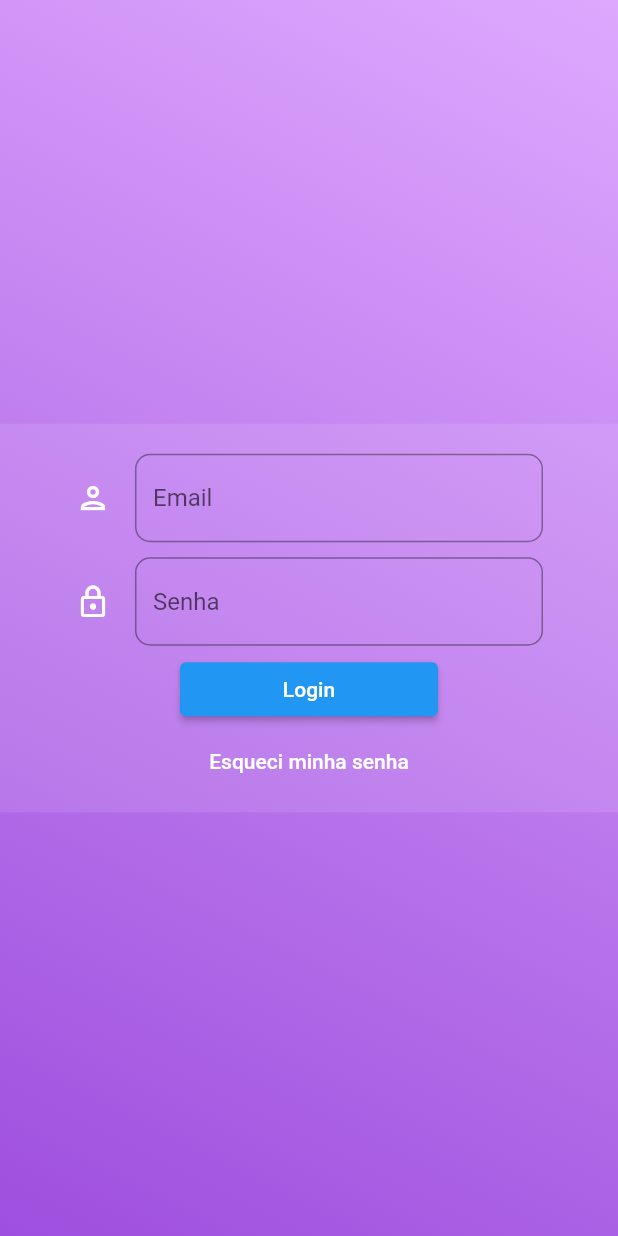
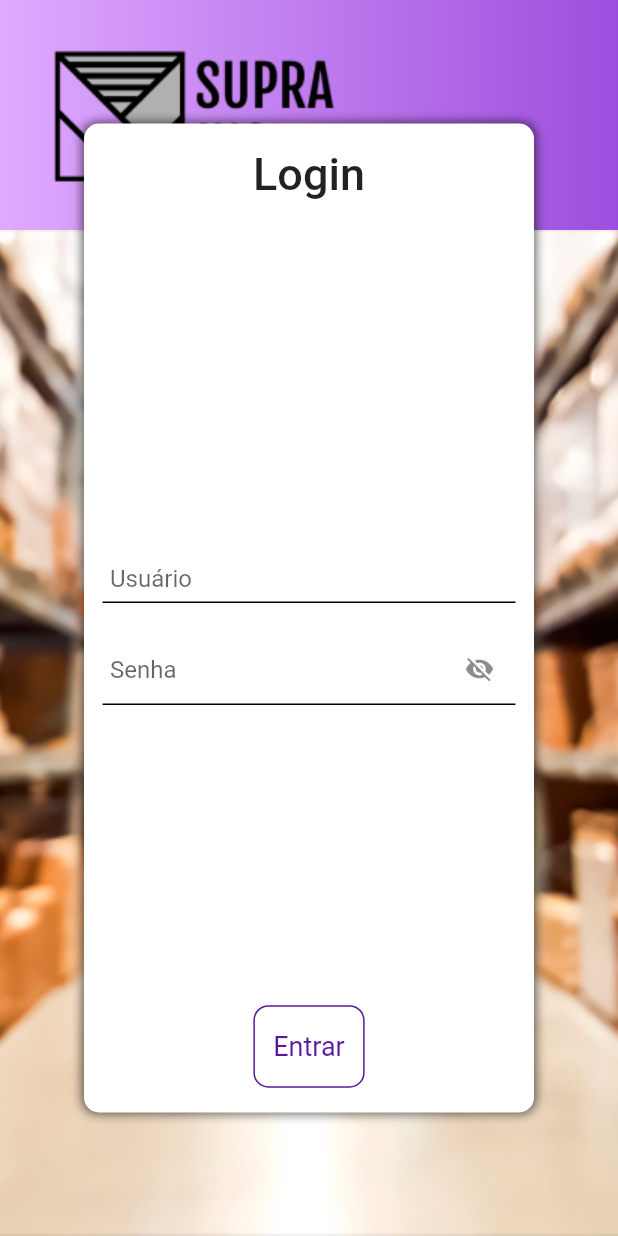
Before and after one commit to lucasmsoares96/Estoque-Frontend, a Flutter app: the screen it shows after launch, on a phone screen of 412 x 824 dp. Run offline on Flutter 3.47's test engine with Material 2 defaults, Android fonts, the phone set to English and light mode, and no system bars; our stand-ins replace flutter_dotenv, shared_preferences; missing offline and left inert: dart:js, dart_jsonwebtoken; accounts and stored records are empty.

Commit message:
Mudança no Layout de Login

```diff
--- a/lib/main.dart
+++ b/lib/main.dart
@@ -1,4 +1,4 @@
-import 'package:estoque_frontend/pages/login_page.dart';
+import 'package:estoque_frontend/pages/login/login_page.dart';
 import 'package:estoque_frontend/repositories/product_repository.dart';
 import 'package:estoque_frontend/repositories/user_repository.dart';
 import 'package:estoque_frontend/services/auth_services.dart';
--- /dev/null
+++ b/lib/pages/login/components/background_login.dart
@@ -0,0 +1,39 @@
+import 'package:flutter/material.dart';
+import 'package:flutter/cupertino.dart';
+
+class ComponentBackgroundImageLogin extends StatelessWidget {
+  const ComponentBackgroundImageLogin({ Key? key }) : super(key: key);
+
+  @override
+  Widget build(BuildContext context) {
+    final double _width = MediaQuery.of(context).size.width;
+    final double _height = MediaQuery.of(context).size.height;
+    return Container(
+        width: _width,
+        height: _height,
+        decoration: const BoxDecoration(
+          gradient: LinearGradient(
+            begin: Alignment.centerRight,
+            end: Alignment.centerLeft,
+            colors: [
+              Color(0xFF9D4EDD),
+              Color(0xFFE0AAFF)
+            ]
+          )
+        ),
+        child: Column(
+          mainAxisAlignment: MainAxisAlignment.start,
+          crossAxisAlignment: CrossAxisAlignment.start,
+          children: [
+            Padding(
+              padding: const EdgeInsets.all(30.0),
+              child: Image.asset('images/logo.png',),
+            ),
+            Expanded(
+              child: Image.asset("images/estoque.jpg", fit: BoxFit.cover, width: _width,),
+            )
+          ],
+        ),
+      );
+  }
+}
--- /dev/null
+++ b/lib/pages/login/components/button_login.dart
@@ -0,0 +1,44 @@
+import 'package:flutter/material.dart';
+import 'package:flutter/cupertino.dart';
+
+class ComponentButtonLogin extends StatelessWidget {
+  final Future<void> Function()? onPressed;
+  final void Function() changeLoadingStatus;
+  final bool loading;
+  final double width;
+  final String text;
+  const ComponentButtonLogin({
+    Key? key,
+    required this.text,
+    required this.loading ,
+    required  this.changeLoadingStatus,
+    this.onPressed,
+    required this.width }) : super(key: key);
+
+  @override
+  Widget build(BuildContext context) {
+    return InkWell(
+      onTap: onPressed != null
+      ? () async{
+        changeLoadingStatus();
+        await onPressed!();
+        changeLoadingStatus();
+      }
+      : null,
+      child: Container(
+        width: width,
+        height: 55,
+        decoration: BoxDecoration(
+          border: Border.all(color: const Color(0xFF5A189A)),
+          borderRadius: BorderRadius.circular(10)
+        ),
+        child: Center(
+          child: loading
+          ?  const CircularProgressIndicator(color: Color(0xFF5A189A) ,)
+          : Text(text, textAlign: TextAlign.center, style: const TextStyle(color:Color(0xFF5A189A), fontSize: 18 ),),
+        ),
+      ),
+
+    );
+  }
+}
--- /dev/null
+++ b/lib/pages/login/components/container_login.dart
@@ -0,0 +1,40 @@
+import 'package:flutter/material.dart';
+import 'package:flutter/cupertino.dart';
+
+class ContainerLogin extends StatelessWidget {
+  final double width;
+  final double height;
+  final Widget childContent;
+  const ContainerLogin(
+      {Key? key,
+      required this.height,
+      required this.width,
+      required this.childContent})
+      : super(key: key);
+
+  @override
+  Widget build(BuildContext context) {
+    return Container(
+        width: width * 0.3,
+        height: height,
+        margin: EdgeInsets.symmetric(vertical: height * 0.1),
+        padding: EdgeInsets.symmetric(vertical: width * 0.04, horizontal: width * 0.03),
+        constraints: const BoxConstraints(
+          maxWidth: 600,
+          minWidth: 300,
+          maxHeight: 800,
+          minHeight: 500,
+        ),
+        decoration: BoxDecoration(
+            color: Colors.white,
+            borderRadius: BorderRadius.circular(10),
+            boxShadow: [
+              BoxShadow(
+                  offset: const Offset(0, 0),
+                  color: Colors.black.withOpacity(0.6),
+                  spreadRadius: 1,
+                  blurRadius: 5)
+            ]),
+        child: childContent);
+  }
+}
--- /dev/null
+++ b/lib/pages/login/components/textfield_login.dart
@@ -0,0 +1,106 @@
+import 'package:flutter/material.dart';
+import 'package:flutter/cupertino.dart';
+
+
+class ComponentTextfieldLogin extends StatelessWidget {
+  final String? label;
+  final String? hint;
+  final String? initialValue;
+  final TextInputType? textInputType;
+  final bool obscure;
+  final double leftPadding;
+  final Widget? suffixIcon;
+  final Widget? prefixIcon;
+  final Function? onEditingComplete;
+  final Function? onTap;
+  final TextEditingController? controller;
+  final TextStyle? textStyle;
+  final String? Function(String?)? validator;
+  final Function(String?)? onSaved;
+  final int maxLines;
+  final String? errorText;
+  final bool activateError;
+  final TextInputAction textInputAction;
+  final bool enabled;
+
+  const ComponentTextfieldLogin({
+      Key? key,
+      this.label,
+      this.onTap,
+      this.activateError = false,
+      this.hint,
+      this.controller,
+      this.initialValue,
+      this.textInputType,
+      this.obscure = false,
+      this.leftPadding = 5,
+      this.suffixIcon,
+      this.prefixIcon,
+      this.validator,
+      this.onSaved,
+      this.maxLines = 1,
+      this.onEditingComplete,
+      this.errorText,
+      this.enabled = true,
+      this.textInputAction = TextInputAction.done,
+      this.textStyle}) : super(key: key);
+
+  @override
+  Widget build(BuildContext context) {
+    return Padding(
+      padding: const EdgeInsets.only(top: 20.0),
+      child: TextFormField(
+        onEditingComplete: () => onEditingComplete != null ? onEditingComplete!() : null,
+        onTap: () => onTap != null ? onTap!() : null,
+        controller: controller,
+        initialValue: initialValue,
+        keyboardType: textInputType,
+        textInputAction: textInputAction,
+        enabled: enabled,
+        obscureText: obscure,
+        onSaved: onSaved,
+        maxLines: maxLines,
+        validator: validator,
+        decoration: InputDecoration(
+          errorText: activateError ? errorText : null,
+          suffixIcon: suffixIcon,
+          prefixIcon: prefixIcon,
+          contentPadding: maxLines == 1
+              ? EdgeInsets.only(left: leftPadding, top: 15)
+              : EdgeInsets.all(15),
+          labelText: label,
+          labelStyle:  textStyle,
+          hintText: hint,
+          hintStyle: textStyle,
+          enabledBorder: maxLines == 1
+              ? const UnderlineInputBorder(
+                  borderSide:
+                      BorderSide(color: Colors.black, width: 1),
+                )
+              : OutlineInputBorder(
+                  borderSide:
+                      const BorderSide(color: Colors.black, width: 1),
+                  borderRadius: BorderRadius.circular(16)),
+          focusedBorder: maxLines == 1
+              ? const UnderlineInputBorder(
+                  borderSide:
+                      BorderSide(color: Colors.black, width: 1),
+                )
+              : OutlineInputBorder(
+                  borderSide:
+                      const BorderSide(color: Colors.black, width: 1),
+                  borderRadius: BorderRadius.circular(16)),
+          errorBorder: maxLines == 1
+            ? const UnderlineInputBorder(
+                  borderSide:
+                      BorderSide(color: Colors.red, width: 1),
+                )
+              : OutlineInputBorder(
+                  borderSide:
+                    const  BorderSide(color: Colors.red, width: 1),
+                  borderRadius: BorderRadius.circular(16))
+        ),
+      ),
+    );
+  }
+}
--- /dev/null
+++ b/lib/pages/login/login_page.dart
@@ -0,0 +1,110 @@
+import 'package:provider/provider.dart';
+import 'package:estoque_frontend/pages/login/components/background_login.dart';
+import 'package:estoque_frontend/pages/login/components/button_login.dart';
+import 'package:estoque_frontend/pages/login/components/container_login.dart';
+import 'package:estoque_frontend/pages/login/components/textfield_login.dart';
+import 'package:estoque_frontend/services/auth_services.dart';
+import 'package:flutter/material.dart';
+import 'package:flutter/cupertino.dart';
+
+class LoginPage extends StatefulWidget {
+  const LoginPage({ Key? key }) : super(key: key);
+
+  @override
+  _LoginPageState createState() => _LoginPageState();
+}
+
+class _LoginPageState extends State<LoginPage> {
+  final GlobalKey<FormState> _formKey = GlobalKey<FormState>();
+  bool _visibilityPassword = false;
+  bool _loading = false;
+  TextEditingController _controllerPassword = TextEditingController();
+  TextEditingController _controllerUser     = TextEditingController();
+
+
+  void _changeVisibilityPassword() => setState(() => _visibilityPassword = !_visibilityPassword);
+  void _changeLoadingStatus() => setState(() => _loading = !_loading);
+
+  Future<void> _onButtonLoginPressed() async {
+    if(_formKey.currentState!.validate()){
+      try {
+      await context
+          .read<AuthService>()
+          .login(email: _controllerUser.text, senha: _controllerPassword.text);
+    } catch (e) {
+
+      ScaffoldMessenger.of(context)
+          .showSnackBar(SnackBar(content: Text(e.toString())));
+    }
+
+    }
+
+  }
+
+
+  @override
+  Widget build(BuildContext context) {
+    final double _width = MediaQuery.of(context).size.width;
+    final double _height = MediaQuery.of(context).size.height;
+    return Scaffold(
+      body: Stack(
+        children: [
+          const ComponentBackgroundImageLogin(),
+          Center(
+            child: ContainerLogin(
+              width: _width,
+              height: _height,
+              childContent: Column(
+                mainAxisAlignment: MainAxisAlignment.spaceBetween,
+                crossAxisAlignment: CrossAxisAlignment.center,
+                children: [
+                  const Text("Login", style: TextStyle(fontWeight: FontWeight.w500, fontSize: 30),),
+                  Form(
+                    key: _formKey,
+                    child: Column(
+                    children: [
+                      ComponentTextfieldLogin(
+                        controller: _controllerUser,
+                        validator: (value) {
+                          if (value!.isEmpty)                           return "*Campo Obrigatório";
+                          else                                          return null;
+                          },
+                        hint: "Usuário",),
+
+                      ComponentTextfieldLogin(
+                        controller: _controllerPassword,
+                        obscure: !_visibilityPassword,
+                        hint: "Senha",
+                        validator: (value) {
+                          if (value!.isEmpty)                           return "*Campo Obrigatório";
+                          else                                          return null;
+                          },
+                        suffixIcon: IconButton(
+                          icon: Icon(
+                            _visibilityPassword
+                            ? Icons.visibility
+                            : Icons.visibility_off,
+                            size: 20,),
+                          onPressed: () => _changeVisibilityPassword(),
+                        ),
+                       )
+
+
+                    ],
+                  )),
+                  ComponentButtonLogin(
+                    loading: _loading,
+                    changeLoadingStatus: () =>  _changeLoadingStatus(),
+                    onPressed: () async => await _onButtonLoginPressed(),
+                    width: _width *0.18,
+                    text: "Entrar",),
+
+                ],
+              ),
+            )
+          )
+        ],
+      )
+    );
+  }
+}
--- a/lib/pages/login_page.dart
+++ /dev/null
@@ -1,152 +0,0 @@
-import 'package:estoque_frontend/services/auth_services.dart';
-import 'package:flutter/material.dart';
-import 'package:provider/provider.dart';
-
-class LoginPage extends StatefulWidget {
-  const LoginPage({Key? key}) : super(key: key);
-
-  @override
-  State<LoginPage> createState() => _LoginPageState();
-}
-
-class _LoginPageState extends State<LoginPage> {
-  final TextEditingController _emailController = TextEditingController();
-  final TextEditingController _passwordController = TextEditingController();
-  final _formKey = GlobalKey<FormState>();
-  bool loading = false;
-
-  login() async {
-    ScaffoldMessenger.of(context).clearSnackBars();
-    setState(() {
-      loading = true;
-    });
-    try {
-      await context
-          .read<AuthService>()
-          .login(email: _emailController.text, senha: _passwordController.text);
-    } catch (e) {
-      ScaffoldMessenger.of(context)
-          .showSnackBar(SnackBar(content: Text(e.toString())));
-    }
-    setState(
-      () {
-        loading = false;
-      },
-    );
-  }
-
-  inputDecoration(String hint, IconData icon) {
-    return InputDecoration(
-      icon: Icon(
-        icon,
-        color: Colors.white,
-      ),
-      focusedBorder: const OutlineInputBorder(
-          borderSide: BorderSide(color: Colors.white),
-          borderRadius: BorderRadius.all(Radius.circular(10))),
-      border: const OutlineInputBorder(
-          borderRadius: BorderRadius.all(Radius.circular(10)),
-          borderSide: BorderSide(color: Colors.white)),
-      hintText: hint,
-    );
-  }
-
-  @override
-  Widget build(BuildContext context) {
-    return SafeArea(
-      child: Scaffold(
-        body: Stack(
-          children: [
-            Container(
-              decoration: const BoxDecoration(
-                gradient: LinearGradient(
-                  begin: Alignment.topRight,
-                  end: Alignment.bottomLeft,
-                  colors: [
-                    Color.fromARGB(255, 222, 168, 254),
-                    Color.fromARGB(255, 158, 79, 222),
-                  ],
-                ),
-              ),
-            ),
-            Center(
-              child: buildForm(context),
-            ),
-          ],
-        ),
-      ),
-    );
-  }
-
-  Form buildForm(BuildContext context) {
-    return Form(
-      key: _formKey,
-      child: Container(
-        width: 500,
-        decoration: const BoxDecoration(color: Colors.white10),
-        padding: const EdgeInsets.symmetric(horizontal: 30),
-        child: ListView(
-          shrinkWrap: true,
-          padding: const EdgeInsets.symmetric(horizontal: 20, vertical: 10),
-          children: [
-            Padding(
-              padding: const EdgeInsets.only(top: 10),
-              child: TextFormField(
-                cursorColor: Colors.white,
-                decoration: inputDecoration("Email", Icons.person_outlined),
-                controller: _emailController,
-                enabled: !loading,
-                validator: (value) {
-                  if (value == null || value.isEmpty) {
-                    return "Digite seu email.";
-                  }
-                  return null;
-                },
-              ),
-            ),
-            Padding(
-              padding: const EdgeInsets.only(top: 10),
-              child: TextFormField(
-                cursorColor: Colors.white,
-                decoration: inputDecoration("Senha", Icons.lock_outlined),
-                controller: _passwordController,
-                enabled: !loading,
-                obscureText: true,
-                validator: (value) {
-                  if (value == null || value.isEmpty) {
-                    return 'Digite uma senha.';
-                  }
-                  return null;
-                },
-              ),
-            ),
-            Padding(
-              padding: const EdgeInsets.only(top: 5, right: 70, left: 70),
-              child: !loading
-                  ? ElevatedButton(
-                      child: const Text("Login"),
-                      onPressed: () {
-                        if (_formKey.currentState!.validate()) {
-                          login();
-                        }
-                      },
-                    )
-                  : const Center(
-                      child: CircularProgressIndicator(
-                        color: Colors.white,
-                      ),
-                    ),
-            ),
-            TextButton(
-              child: const Text(
-                "Esqueci minha senha",
-                style: TextStyle(color: Colors.white),
-              ),
-              onPressed: () {},
-            )
-          ],
-        ),
-      ),
-    );
-  }
-}
--- a/lib/widgets/auth_check.dart
+++ b/lib/widgets/auth_check.dart
@@ -1,5 +1,5 @@
 import 'package:estoque_frontend/pages/home_page.dart';
-import 'package:estoque_frontend/pages/login_page.dart';
+import 'package:estoque_frontend/pages/login/login_page.dart';
 import 'package:estoque_frontend/services/auth_services.dart';
 import 'package:flutter/material.dart';
 import 'package:provider/provider.dart';
--- a/pubspec.yaml
+++ b/pubspec.yaml
@@ -66,7 +66,8 @@ flutter:
   # To add assets to your application, add an assets section, like this:
   assets:
     - .env
-
+    - images/estoque.jpg
+    - images/logo.png
 
   # An image asset can refer to one or more resolution-specific "variants", see
   # https://flutter.dev/assets-and-images/#resolution-aware.
```
Also changed, not shown: images/logo.png (added).
